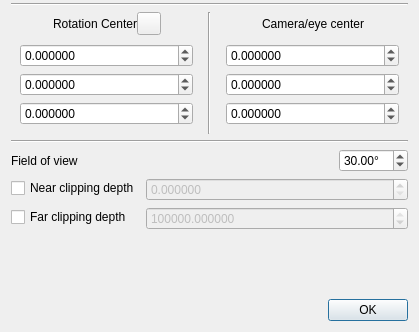
This is libs/CCAppCommon/ui/cameraParamDlg.ui in CloudCompare/CloudCompare as Qt 5 draws it before an edit; both pictures show x 0 to 419 and y 144 to 476 of the 419 by 476 pixel window. The edited form follows.
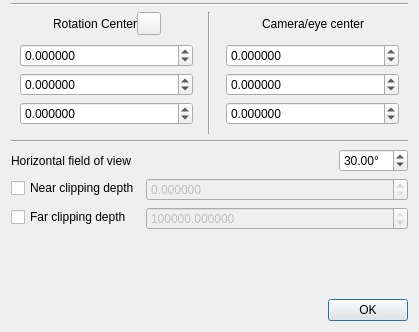
This is the edited form. Icons and pictures are not drawn.

Commit message: Various fixes: how 3D views are managed when destroyed, SRA plugin display was broken, ICM I/O filter as well, and the way image viewport was applied was problematic (changing the aspect ratio virtually is dangerous as it messes the scale up).

The edit to the form file:
```diff
--- a/libs/CCAppCommon/ui/cameraParamDlg.ui
+++ b/libs/CCAppCommon/ui/cameraParamDlg.ui
@@ -664,7 +664,7 @@
         <string>f.o.v. (perspective mode only)</string>
        </property>
        <property name="text">
-        <string>Field of view</string>
+        <string>Horizontal field of view</string>
        </property>
       </widget>
      </item>
```
Left out of the diff: 3 changed lines with no effect on the pictures. The commit also changes 23 other files.
